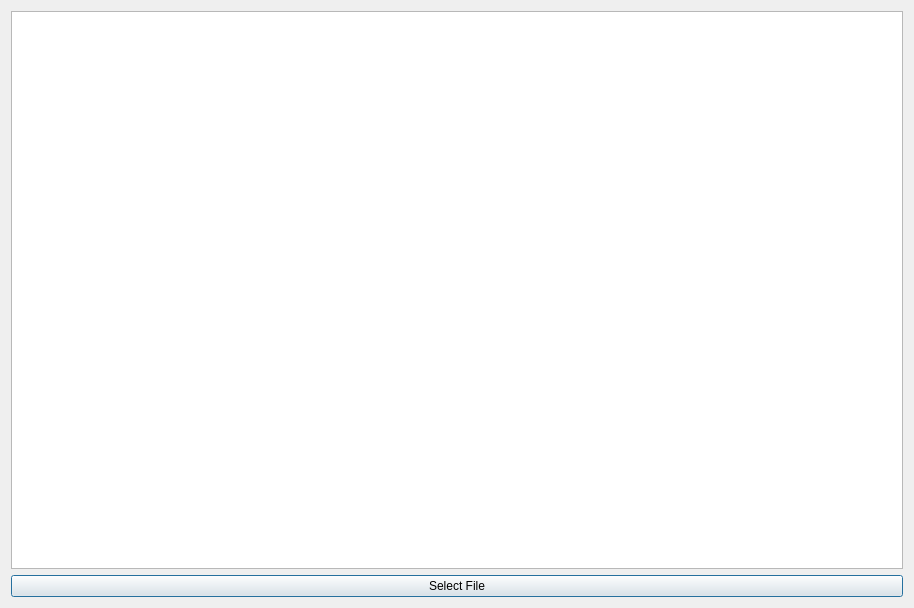
This is dialog.ui in LauraHagege/QTDesignerProject as Qt 5 draws it before an edit. The edited form follows.
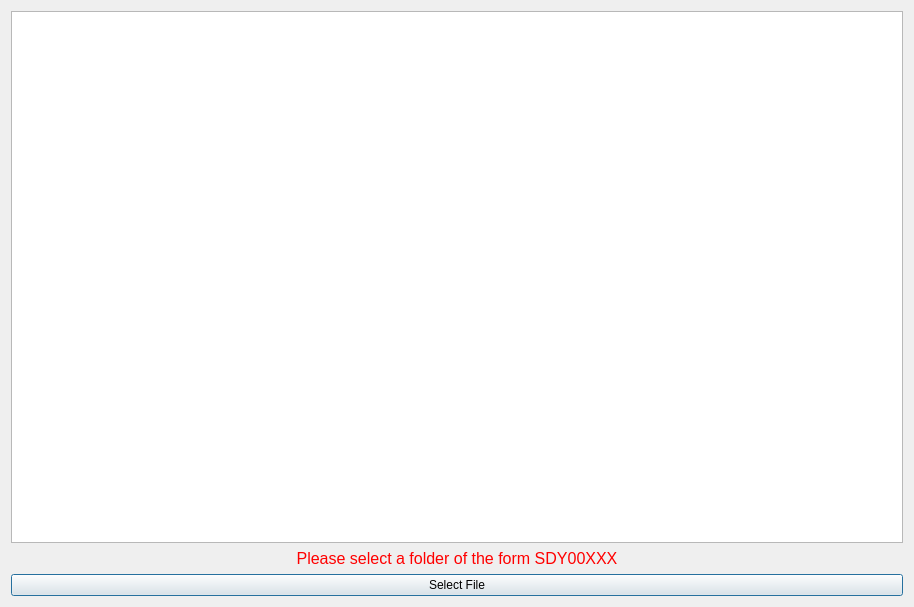
This is the edited form.

The edit to the form file:
```diff
--- a/dialog.ui
+++ b/dialog.ui
@@ -7,7 +7,7 @@
     <x>0</x>
     <y>0</y>
     <width>914</width>
-    <height>608</height>
+    <height>607</height>
    </rect>
   </property>
   <property name="windowTitle">
@@ -17,6 +17,13 @@
    <item>
     <widget class="QGraphicsView" name="welcomeView"/>
    </item>
+   <item>
+    <widget class="QLabel" name="WrongFolder">
+     <property name="text">
+      <string>&lt;html&gt;&lt;head/&gt;&lt;body&gt;&lt;p align=&quot;center&quot;&gt;&lt;span style=&quot; font-size:12pt; color:#ff0000;&quot;&gt;Please select a folder of the form SDY00XXX&lt;/span&gt;&lt;/p&gt;&lt;/body&gt;&lt;/html&gt;</string>
+     </property>
+    </widget>
+   </item>
    <item>
     <widget class="QPushButton" name="pushButton">
      <property name="text">
```
